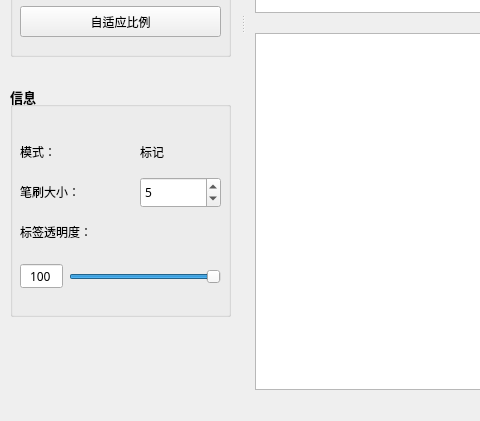
Old version of the form ui/mainWindow.ui in the repository blueyo0/ISeg_GUI; both pictures show x 0 to 480 and y 372 to 793 of the 1154 by 793 pixel window.
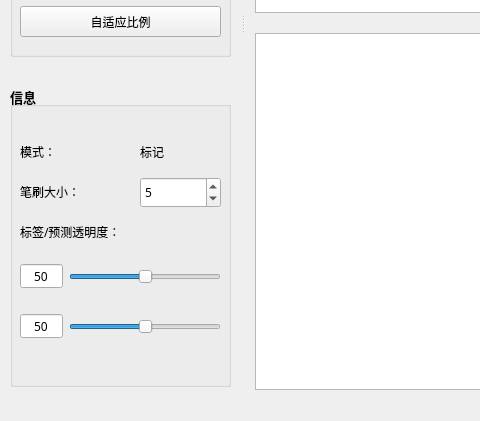
New version of the form. Icons and pictures are not drawn. Custom widgets are drawn as their Qt base class.

Commit message: 更新app的pnet预测功能费

What changed in the file:
```diff
--- a/ui/mainWindow.ui
+++ b/ui/mainWindow.ui
@@ -633,7 +633,7 @@
        <x>10</x>
        <y>420</y>
        <width>221</width>
-       <height>231</height>
+       <height>301</height>
       </rect>
      </property>
      <property name="font">
@@ -764,7 +764,7 @@
        </font>
       </property>
       <property name="text">
-       <string>标签透明度：</string>
+       <string>标签/预测透明度：</string>
       </property>
      </widget>
      <widget class="QWidget" name="horizontalLayoutWidget_2">
@@ -809,7 +809,7 @@
           <enum>QAbstractSpinBox::DefaultStepType</enum>
          </property>
          <property name="value">
-          <number>100</number>
+          <number>50</number>
          </property>
         </widget>
        </item>
@@ -819,7 +819,68 @@
           <number>100</number>
          </property>
          <property name="value">
+          <number>50</number>
+         </property>
+         <property name="orientation">
+          <enum>Qt::Horizontal</enum>
+         </property>
+        </widget>
+       </item>
+      </layout>
+     </widget>
+     <widget class="QWidget" name="horizontalLayoutWidget_3">
+      <property name="geometry">
+       <rect>
+        <x>10</x>
+        <y>220</y>
+        <width>201</width>
+        <height>41</height>
+       </rect>
+      </property>
+      <layout class="QHBoxLayout" name="horizontalLayout_3" stretch="2,7">
+       <item>
+        <widget class="QSpinBox" name="alphaSpinBox_2">
+         <property name="enabled">
+          <bool>true</bool>
+         </property>
+         <property name="font">
+          <font>
+           <family>SimSun-ExtB</family>
+           <pointsize>9</pointsize>
+           <weight>50</weight>
+           <bold>false</bold>
+          </font>
+         </property>
+         <property name="focusPolicy">
+          <enum>Qt::ClickFocus</enum>
+         </property>
+         <property name="alignment">
+          <set>Qt::AlignCenter</set>
+         </property>
+         <property name="buttonSymbols">
+          <enum>QAbstractSpinBox::NoButtons</enum>
+         </property>
+         <property name="minimum">
+          <number>0</number>
+         </property>
+         <property name="maximum">
           <number>100</number>
+         </property>
+         <property name="stepType">
+          <enum>QAbstractSpinBox::DefaultStepType</enum>
+         </property>
+         <property name="value">
+          <number>50</number>
+         </property>
+        </widget>
+       </item>
+       <item>
+        <widget class="QSlider" name="alphaHSlider_2">
+         <property name="maximum">
+          <number>100</number>
+         </property>
+         <property name="value">
+          <number>50</number>
          </property>
          <property name="orientation">
           <enum>Qt::Horizontal</enum>
```
Left out of the diff: 12 changed lines with no effect on the pictures. The commit also changes 9 other files.
